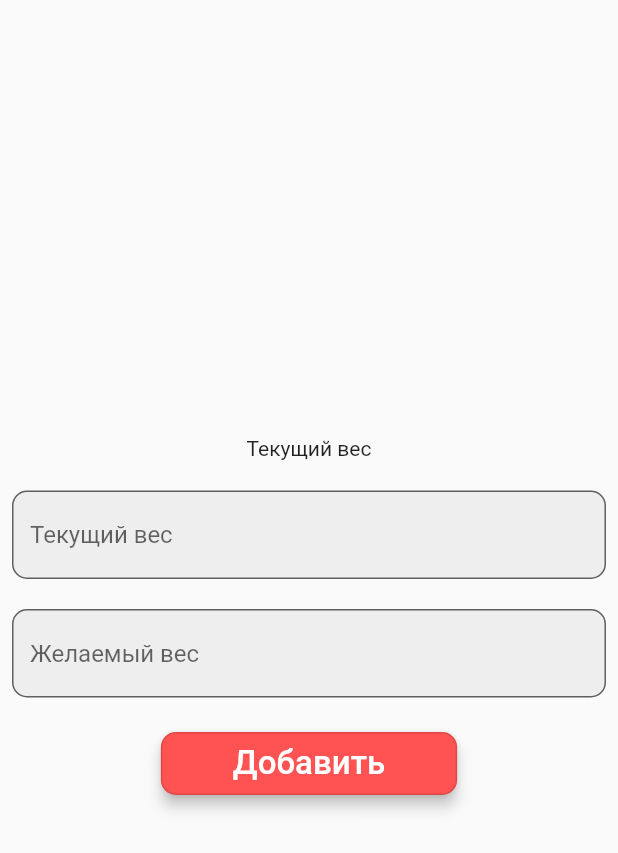
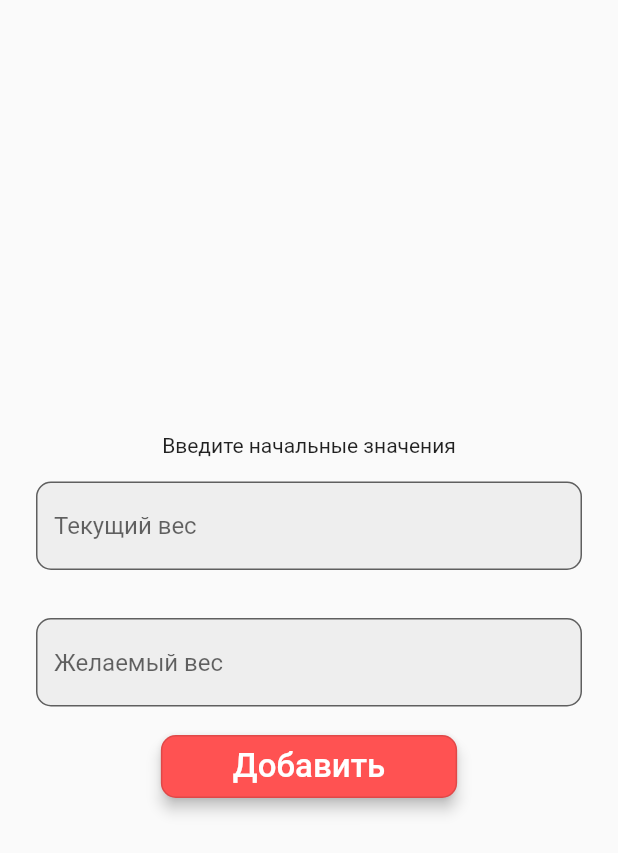
Before and after one commit to Graaggas/WeightControlWithGetX, a Flutter app: the screen it shows after launch, after a tap on "Добавить", on a phone screen of 412 x 824 dp. Shown: the top 853 px of the screen. Run offline on Flutter 3.47's test engine with Material 2 defaults, Android fonts, the phone set to English and light mode, and no system bars; our stand-ins replace adaptive_dialog, auto_size_text, flutter_boxicons, get, hive, line_awesome_flutter and 2 more; accounts and stored records are empty; generated files the repository leaves out were written again.

```diff
--- a/lib/model/weight/controllerDashboardInfo.dart
+++ b/lib/model/weight/controllerDashboardInfo.dart
@@ -47,13 +47,17 @@ class ControllerDashboardInfo extends GetxController {
   }
 
   void initFlagFirstMeeting() async {
-    bool r = await database.initFlagFirstMeeting(true);
+    bool flag = await database.getFlagFromHive();
+    bool r = await database.initFlagFirstMeeting(flag);
     flagFirstMeeting.value = r;
-    print("==> in controller ==> flag = $r");
+    print("==> in controller init ==> flag = $flagFirstMeeting");
   }
 
   void changeFlagFirstMeeting() async {
-
+    print("try to change flag...");
+    await database.changeFlagMeeting();
+    flagFirstMeeting.value = !flagFirstMeeting.value;
+    print("controller. flag after changing : $flagFirstMeeting");
   }
 
   void addWeight(double value) async {
--- a/lib/screens/first-meeting.dart
+++ /dev/null
@@ -1,103 +0,0 @@
-import 'package:flutter/material.dart';
-import 'package:flutter/services.dart';
-import 'package:get/get.dart';
-import 'package:weight_control/model/weight/controllerDashboardInfo.dart';
-
-class FirstMeeting extends StatelessWidget {
-  @override
-  Widget build(BuildContext context) {
-    final ControllerDashboardInfo controllerDashboardInfo = Get.find();
-
-    return Scaffold(
-      // body: Center(
-      //   child: OutlinedButton(
-      //     onPressed: () {
-      //       controllerDashboardInfo.flagFirstMeeting.value = false;
-      //     },
-      //     child: Text("push"),
-      //   ),
-      // ),
-
-      body:
-          Padding(
-            padding: const EdgeInsets.all(8.0),
-            child: Column(
-              mainAxisAlignment: MainAxisAlignment.center,
-              crossAxisAlignment: CrossAxisAlignment.center,
-              children: [
-                Text("Текущий вес"),
-                SizedBox(height: 20,),
-                TextField(
-                  inputFormatters: [
-                    FilteringTextInputFormatter.allow(
-                        RegExp(r"^\d+\.?\d{0,2}"))
-                  ],
-                  keyboardType: TextInputType.number,
-                  // key: waisteTextFieldKey,
-                  decoration: InputDecoration(
-                    focusColor: Colors.blue,
-                    border: OutlineInputBorder(
-                      borderRadius: BorderRadius.circular(10),
-                    ),
-                    fillColor: Colors.grey[200],
-                    filled: true,
-                    hintText: 'Текущий вес',
-                    // enabled: checkController.getWaisteChecking
-                    //     ? true
-                    //     : false,
-                  ),
-                ),
-                SizedBox(height: 20,),
-                TextField(
-                  inputFormatters: [
-                    FilteringTextInputFormatter.allow(
-                        RegExp(r"^\d+\.?\d{0,2}"))
-                  ],
-                  keyboardType: TextInputType.number,
-                  // key: waisteTextFieldKey,
-                  decoration: InputDecoration(
-                    focusColor: Colors.blue,
-                    border: OutlineInputBorder(
-                      borderRadius: BorderRadius.circular(10),
-                    ),
-                    fillColor: Colors.grey[200],
-                    filled: true,
-                    hintText: 'Желаемый вес',
-                    // enabled: checkController.getWaisteChecking
-                    //     ? true
-                    //     : false,
-                  ),
-                ),
-                SizedBox(height: 20,),
-                OutlinedButton(
-                  style: OutlinedButton.styleFrom(
-                    elevation: 4,
-                    primary: Colors.white,
-                    backgroundColor: Colors.redAccent,
-                    shape: const RoundedRectangleBorder(
-                        borderRadius: BorderRadius.all(Radius.circular(10))),
-                  ),
-                  onPressed: () {
-
-                  },
-                  child: Padding(
-                    padding: const EdgeInsets.only(
-                      left: 32.0,
-                      right: 32,
-                      top: 8,
-                      bottom: 8,
-                    ),
-                    child: Text(
-                      "Добавить",
-                      style: TextStyle(fontSize: 22),
-                    ),
-                  ),
-                ),
-              ],
-            ),
-          ),
-
-
-    );
-  }
-}
--- /dev/null
+++ b/lib/screens/first-meeting/first-meeting-controller.dart
@@ -0,0 +1,14 @@
+import 'package:get/get.dart';
+
+class FirstMeetingController extends GetxController{
+  var wantedWeight = 0.0.obs;
+  var startWeight = 0.0.obs;
+
+  void putStartWeight(double value) async {
+
+  }
+
+  void putWantedWeight(double value) async {
+
+  }
+}
--- /dev/null
+++ b/lib/screens/first-meeting/first-meeting.dart
@@ -0,0 +1,113 @@
+import 'package:flutter/material.dart';
+import 'package:flutter/services.dart';
+import 'package:get/get.dart';
+import 'package:weight_control/model/weight/controllerDashboardInfo.dart';
+import 'package:weight_control/screens/home_page.dart';
+import 'package:weight_control/screens/landing-page.dart';
+
+class FirstMeeting extends StatelessWidget {
+  @override
+  Widget build(BuildContext context) {
+    final ControllerDashboardInfo controllerDashboardInfo = Get.find();
+
+    return Scaffold(
+      // body: Center(
+      //   child: OutlinedButton(
+      //     onPressed: () {
+      //       controllerDashboardInfo.flagFirstMeeting.value = false;
+      //     },
+      //     child: Text("push"),
+      //   ),
+      // ),
+
+      body:
+          Padding(
+            padding: const EdgeInsets.all(8.0),
+            child: Column(
+              mainAxisAlignment: MainAxisAlignment.center,
+              crossAxisAlignment: CrossAxisAlignment.center,
+              children: [
+                Text("Введите начальные значения"),
+
+                Padding(
+                  padding: const EdgeInsets.all(16.0),
+                  child: TextField(
+                    inputFormatters: [
+                      FilteringTextInputFormatter.allow(
+                          RegExp(r"^\d+\.?\d{0,2}"))
+                    ],
+                    keyboardType: TextInputType.number,
+                    // key: waisteTextFieldKey,
+                    decoration: InputDecoration(
+                      focusColor: Colors.blue,
+                      border: OutlineInputBorder(
+                        borderRadius: BorderRadius.circular(10),
+                      ),
+                      fillColor: Colors.grey[200],
+                      filled: true,
+                      hintText: 'Текущий вес',
+                      // enabled: checkController.getWaisteChecking
+                      //     ? true
+                      //     : false,
+                    ),
+                  ),
+                ),
+
+                Padding(
+                  padding: const EdgeInsets.all(16.0),
+                  child: TextField(
+                    inputFormatters: [
+                      FilteringTextInputFormatter.allow(
+                          RegExp(r"^\d+\.?\d{0,2}"))
+                    ],
+                    keyboardType: TextInputType.number,
+                    // key: waisteTextFieldKey,
+                    decoration: InputDecoration(
+                      focusColor: Colors.blue,
+                      border: OutlineInputBorder(
+                        borderRadius: BorderRadius.circular(10),
+                      ),
+                      fillColor: Colors.grey[200],
+                      filled: true,
+                      hintText: 'Желаемый вес',
+                      // enabled: checkController.getWaisteChecking
+                      //     ? true
+                      //     : false,
+                    ),
+                  ),
+                ),
+
+                OutlinedButton(
+                  style: OutlinedButton.styleFrom(
+                    elevation: 4,
+                    primary: Colors.white,
+                    backgroundColor: Colors.redAccent,
+                    shape: const RoundedRectangleBorder(
+                        borderRadius: BorderRadius.all(Radius.circular(10))),
+                  ),
+                  onPressed: () {
+
+                      // controllerDashboardInfo.changeFlagFirstMeeting();
+                      // Get.off(() => HomePage());
+                  },
+                  child: Padding(
+                    padding: const EdgeInsets.only(
+                      left: 32.0,
+                      right: 32,
+                      top: 8,
+                      bottom: 8,
+                    ),
+                    child: Text(
+                      "Добавить",
+                      style: TextStyle(fontSize: 22),
+                    ),
+                  ),
+                ),
+              ],
+            ),
+          ),
+
+
+    );
+  }
+}
--- a/lib/screens/landing-page.dart
+++ b/lib/screens/landing-page.dart
@@ -1,15 +1,17 @@
 import 'package:flutter/material.dart';
 import 'package:get/get.dart';
 import 'package:weight_control/model/weight/controllerDashboardInfo.dart';
-import 'package:weight_control/screens/first-meeting.dart';
+import 'file:///C:/FlutterProjects/fromAndroidStudio/weight_control/lib/screens/first-meeting/first-meeting.dart';
 import 'package:weight_control/screens/home_page.dart';
 
 class LandingPage extends StatelessWidget {
   @override
   Widget build(BuildContext context) {
+    final ControllerDashboardInfo controllerDashboardInfo =
+        Get.put(ControllerDashboardInfo());
 
-    final ControllerDashboardInfo controllerDashboardInfo = Get.put(ControllerDashboardInfo());
-
-return Obx(() => controllerDashboardInfo.flagFirstMeeting.value ? FirstMeeting() : HomePage());
+    return Obx(() => controllerDashboardInfo.flagFirstMeeting.value
+        ? FirstMeeting()
+        : HomePage());
   }
 }
--- a/lib/screens/values-page/values-page.dart
+++ b/lib/screens/values-page/values-page.dart
@@ -38,6 +38,9 @@ class ValuesWeightsPage extends StatelessWidget {
                     );
                   }),
             ),
+           OutlinedButton(onPressed: (){
+             print(controller.flagFirstMeeting.value.toString());
+           }, child: Text("press")),
           ],
         ),
       ),
--- a/lib/services/database.dart
+++ b/lib/services/database.dart
@@ -1,7 +1,6 @@
 import 'package:hive/hive.dart';
 import 'package:logger/logger.dart';
 import 'package:weight_control/model/weight/weight_model.dart';
-
 
 class Database {
   var logger = Logger();
@@ -17,7 +16,7 @@ class Database {
     final box = await openBox("Weight");
     WeightModel weightModel = box.get(0);
 
-     /// Add map's keys to the list
+    /// Add map's keys to the list
     for (var item in weightModel.weights.entries) {
       list.add(item.key);
     }
@@ -73,11 +72,25 @@ class Database {
   Future<void> changeFlagMeeting() async {
     final box = await openBox("Weight");
     weightModel = box.getAt(0);
+    print("Database. flag before changing: ${weightModel.flagFirstMeeting}");
     weightModel.changeFlag();
     weightModel.save();
-    print("changed flag: ${weightModel.flagFirstMeeting}");
+    print("Database. changed flag: ${weightModel.flagFirstMeeting}");
+  }
 
+  Future<bool> getFlagFromHive() async {
+    final box = await openBox("Weight");
+    weightModel = box.getAt(0);
+    var r = weightModel.flagFirstMeeting;
+    if(r == null ){
+      print("database. getFlag. flag is not initialized...");
 
+      print("==> $r");
+      return true;
+    }
+    else {
+      print("database. getFlag. data exists");
+      return false;}
   }
 
   Future<bool> initFlagFirstMeeting(bool flag) async {
@@ -86,6 +99,8 @@ class Database {
     weightModel = box.getAt(0);
     weightModel.addFlag(flag);
     weightModel.save();
+
+    print("Database. initFlag. flag : ${weightModel.flagFirstMeeting}");
 
     return weightModel.flagFirstMeeting;
 
@@ -99,21 +114,19 @@ class Database {
     //   box.add(flag);
     //   return flag;
     // }
-
   }
 
-  Future <void> deleteWeight(DateTime key) async {
+  Future<void> deleteWeight(DateTime key) async {
     final box = await openBox("Weight");
-    weightModel= box.getAt(0);
+    weightModel = box.getAt(0);
 
-   weightModel.weights.remove(key);
+    weightModel.weights.remove(key);
 
     //save deleting when weightList is empty
-    if(weightModel.weights.length <= 0){
+    if (weightModel.weights.length <= 0) {
       weightModel.addWeight(DateTime.now(), 0);
       weightModel.save();
     }
-
 
     weightModel.save();
   }
@@ -134,7 +147,6 @@ class Database {
 
     weightModel = box.getAt(0);
     print("in database. new weight value : ${weightModel.weights[key]}");
-
   }
 
   Future<void> addToWeightBox(
@@ -154,7 +166,6 @@ class Database {
       //save the object in the box
       weightModel.save();
 
-
       //TEST
       weightModel = box.getAt(0);
       var r = await getWeightsList();
@@ -162,7 +173,6 @@ class Database {
       print("database. after saving weightsList : $r");
       print("database. after saving itemCounter : ${r.length}");
       print("******************************");
-
     } else {
       //if box isn't exist than create it
       var weightModel = WeightModel();
@@ -172,6 +182,4 @@ class Database {
       box.add(weightModel);
     }
   }
-
-
 }
```
